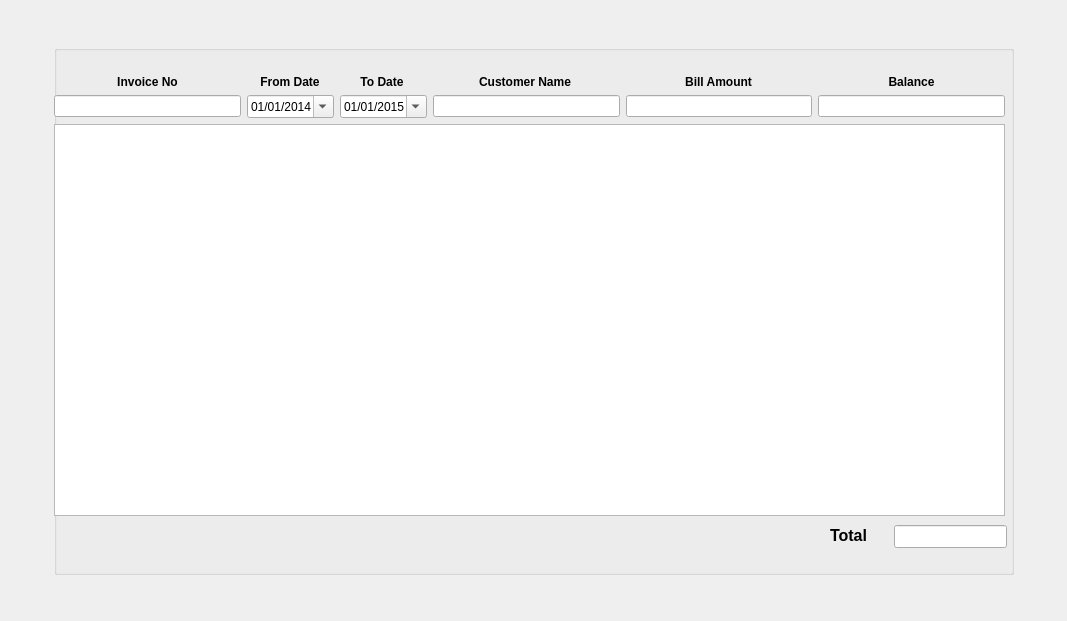
Old version of the form src/unpaidbillreport.ui in the repository thamizha/angadi.
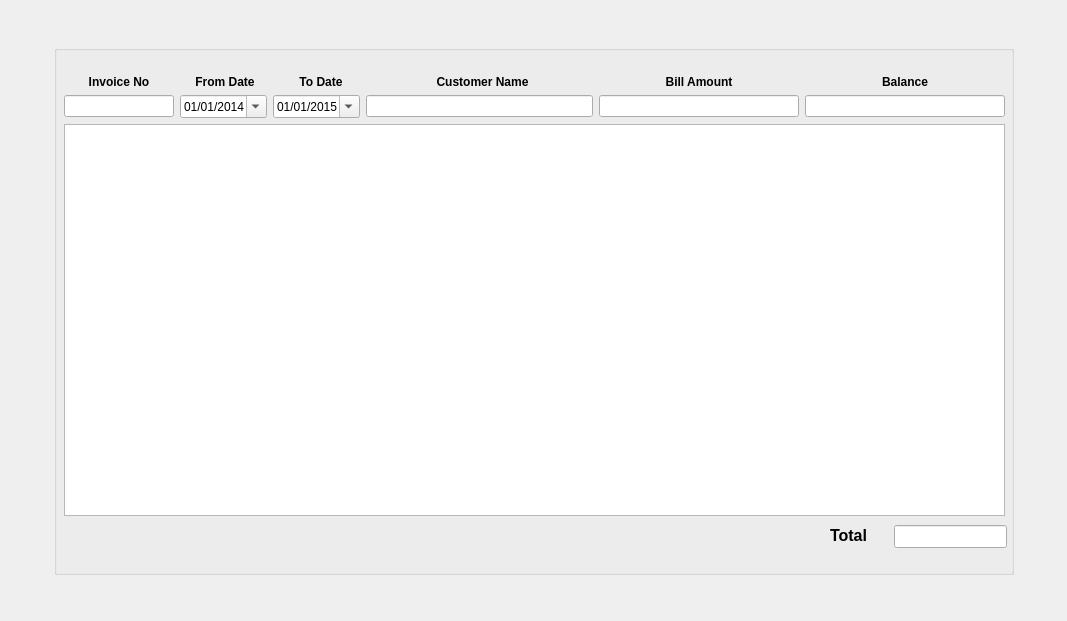
New version of the form.

Commit message: minor ui changes in unpaid bill report

```diff
--- a/src/unpaidbillreport.ui
+++ b/src/unpaidbillreport.ui
@@ -101,12 +101,12 @@
            <string>Total</string>
           </property>
          </widget>
-         <widget class="QWidget" name="">
+         <widget class="QWidget" name="layoutWidget">
           <property name="geometry">
            <rect>
-            <x>0</x>
+            <x>10</x>
             <y>30</y>
-            <width>951</width>
+            <width>941</width>
             <height>441</height>
            </rect>
           </property>
@@ -115,6 +115,12 @@
             <layout class="QHBoxLayout" name="horizontalLayout_4">
              <item>
               <widget class="QLabel" name="label_2">
+               <property name="maximumSize">
+                <size>
+                 <width>110</width>
+                 <height>16777215</height>
+                </size>
+               </property>
                <property name="font">
                 <font>
                  <pointsize>9</pointsize>
@@ -140,7 +146,7 @@
                </property>
                <property name="maximumSize">
                 <size>
-                 <width>86</width>
+                 <width>90</width>
                  <height>16777215</height>
                 </size>
                </property>
@@ -169,7 +175,7 @@
                </property>
                <property name="maximumSize">
                 <size>
-                 <width>86</width>
+                 <width>90</width>
                  <height>16777215</height>
                 </size>
                </property>
@@ -190,6 +196,12 @@
              </item>
              <item>
               <widget class="QLabel" name="label_5">
+               <property name="maximumSize">
+                <size>
+                 <width>270</width>
+                 <height>16777215</height>
+                </size>
+               </property>
                <property name="font">
                 <font>
                  <pointsize>9</pointsize>
@@ -207,6 +219,12 @@
              </item>
              <item>
               <widget class="QLabel" name="label_6">
+               <property name="maximumSize">
+                <size>
+                 <width>200</width>
+                 <height>16777215</height>
+                </size>
+               </property>
                <property name="font">
                 <font>
                  <pointsize>9</pointsize>
@@ -224,6 +242,12 @@
              </item>
              <item>
               <widget class="QLabel" name="label_7">
+               <property name="maximumSize">
+                <size>
+                 <width>200</width>
+                 <height>16777215</height>
+                </size>
+               </property>
                <property name="font">
                 <font>
                  <pointsize>9</pointsize>
@@ -244,16 +268,29 @@
            <item>
             <layout class="QHBoxLayout" name="horizontalLayout">
              <item>
-              <widget class="QLineEdit" name="lineEditInvoice"/>
+              <widget class="QLineEdit" name="lineEditInvoice">
+               <property name="maximumSize">
+                <size>
+                 <width>110</width>
+                 <height>16777215</height>
+                </size>
+               </property>
+              </widget>
              </item>
              <item>
               <widget class="QDateEdit" name="dateEditFrom">
                <property name="minimumSize">
                 <size>
-                 <width>84</width>
+                 <width>80</width>
                  <height>0</height>
                 </size>
                </property>
+               <property name="maximumSize">
+                <size>
+                 <width>90</width>
+                 <height>16777215</height>
+                </size>
+               </property>
                <property name="displayFormat">
                 <string>dd/MM/yyyy</string>
                </property>
@@ -273,10 +310,16 @@
               <widget class="QDateEdit" name="dateEditTo">
                <property name="minimumSize">
                 <size>
-                 <width>84</width>
+                 <width>80</width>
                  <height>0</height>
                 </size>
                </property>
+               <property name="maximumSize">
+                <size>
+                 <width>90</width>
+                 <height>16777215</height>
+                </size>
+               </property>
                <property name="displayFormat">
                 <string>dd/MM/yyyy</string>
                </property>
@@ -293,13 +336,34 @@
               </widget>
              </item>
              <item>
-              <widget class="QLineEdit" name="lineEditCustomer"/>
+              <widget class="QLineEdit" name="lineEditCustomer">
+               <property name="maximumSize">
+                <size>
+                 <width>270</width>
+                 <height>16777215</height>
+                </size>
+               </property>
+              </widget>
              </item>
              <item>
-              <widget class="QLineEdit" name="lineEditTotal"/>
+              <widget class="QLineEdit" name="lineEditTotal">
+               <property name="maximumSize">
+                <size>
+                 <width>200</width>
+                 <height>16777215</height>
+                </size>
+               </property>
+              </widget>
              </item>
              <item>
-              <widget class="QLineEdit" name="lineEditBalance"/>
+              <widget class="QLineEdit" name="lineEditBalance">
+               <property name="maximumSize">
+                <size>
+                 <width>200</width>
+                 <height>16777215</height>
+                </size>
+               </property>
+              </widget>
              </item>
             </layout>
            </item>
```
The commit also changes 2 other files.
